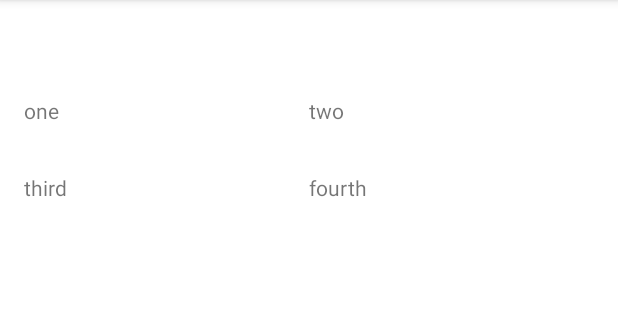
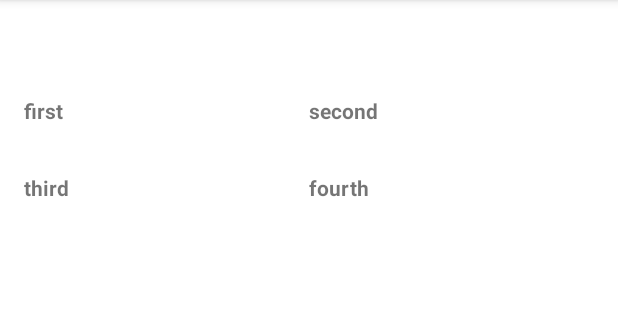
Before and after one commit to gabbyudo/Movie-App, an Android app: the screen it shows after launch (MainActivity), on a phone screen of 412 x 824 dp, the part 84-404 px from its top. Run offline under Robolectric (Android 15) with nearby library versions, the phone set to English and light mode, and no system bars.

```diff
--- a/app/build.gradle
+++ b/app/build.gradle
@@ -1,6 +1,12 @@
 plugins {
     id 'com.android.application'
     id 'org.jetbrains.kotlin.android'
+}
+apply plugin: 'kotlin-android-extensions'
+
+androidExtensions {
+    experimental = true
+    features = ["parcelize"]
 }
 
 android {
--- a/app/src/main/java/com/coca/movieapp/MainActivity.kt
+++ b/app/src/main/java/com/coca/movieapp/MainActivity.kt
@@ -1,5 +1,6 @@
 package com.coca.movieapp
 
+import android.content.Intent
 import androidx.appcompat.app.AppCompatActivity
 import android.os.Bundle
 import androidx.lifecycle.Observer
@@ -21,6 +22,9 @@ class MainActivity : AppCompatActivity() {
         viewModel.myMovie.observe(this, Observer {
             if(it != null){
                 adapter = MovieAdapter(MovieListener {
+                    val intent = Intent(this, DetailActivity::class.java)
+                    intent.putExtra(DetailActivity.MOVIE, it)
+                    startActivity(intent)
 
                 })
                 binding.MovieRV.adapter = adapter
--- a/app/src/main/java/com/coca/movieapp/MainViewModel.kt
+++ b/app/src/main/java/com/coca/movieapp/MainViewModel.kt
@@ -13,8 +13,8 @@ class MainViewModel: ViewModel() {
 
 
     fun getMovies(){
-        val firstMovie = Movie( 1, "one", getResults())
-        val secondMovie = Movie( 2, "two", getResults())
+        val firstMovie = Movie( 1, "first", getResults())
+        val secondMovie = Movie( 2, "second", getResults())
         val thirdMovie = Movie(3, "third", getResults())
         val fourthMovie = Movie(4, "fourth", getResults())
 
--- a/app/src/main/java/com/coca/movieapp/Model.kt
+++ b/app/src/main/java/com/coca/movieapp/Model.kt
@@ -1,15 +1,18 @@
 package com.coca.movieapp
 
-import android.media.Image
+import android.os.Parcelable
+import kotlinx.android.parcel.Parcelize
 
+@Parcelize
 data class Movie (
     val id : Int,
     val name : String,
     val results : List<Results>
+    ): Parcelable
 
-)
+@Parcelize
 data class Results (
     val id: Int,
     val description : String,
     val name : String
-)
+): Parcelable
--- a/app/src/main/res/layout/list_item.xml
+++ b/app/src/main/res/layout/list_item.xml
@@ -13,9 +13,9 @@
 
     <TextView
         android:id="@+id/movie_name"
-        android:paddingTop="32dp"
         android:layout_width="wrap_content"
         android:layout_height="wrap_content"
-        android:text="TextView" />
+        android:paddingTop="32dp"
+        android:textStyle="bold" />
 
 </FrameLayout>
```
Also changed, not shown: app/src/main/java/com/coca/movieapp/DetailAcitvity.kt (+11 -1 lines), app/src/main/res/layout/activity_detail.xml (+8 -0 lines).
